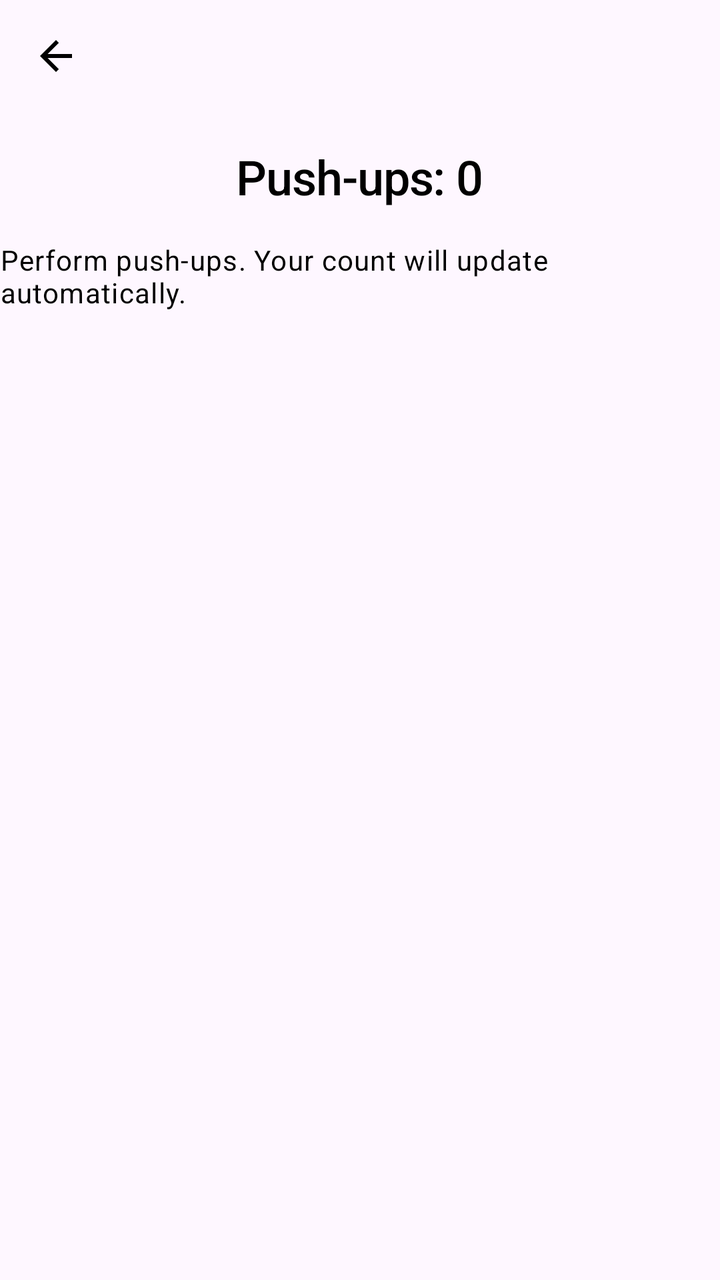
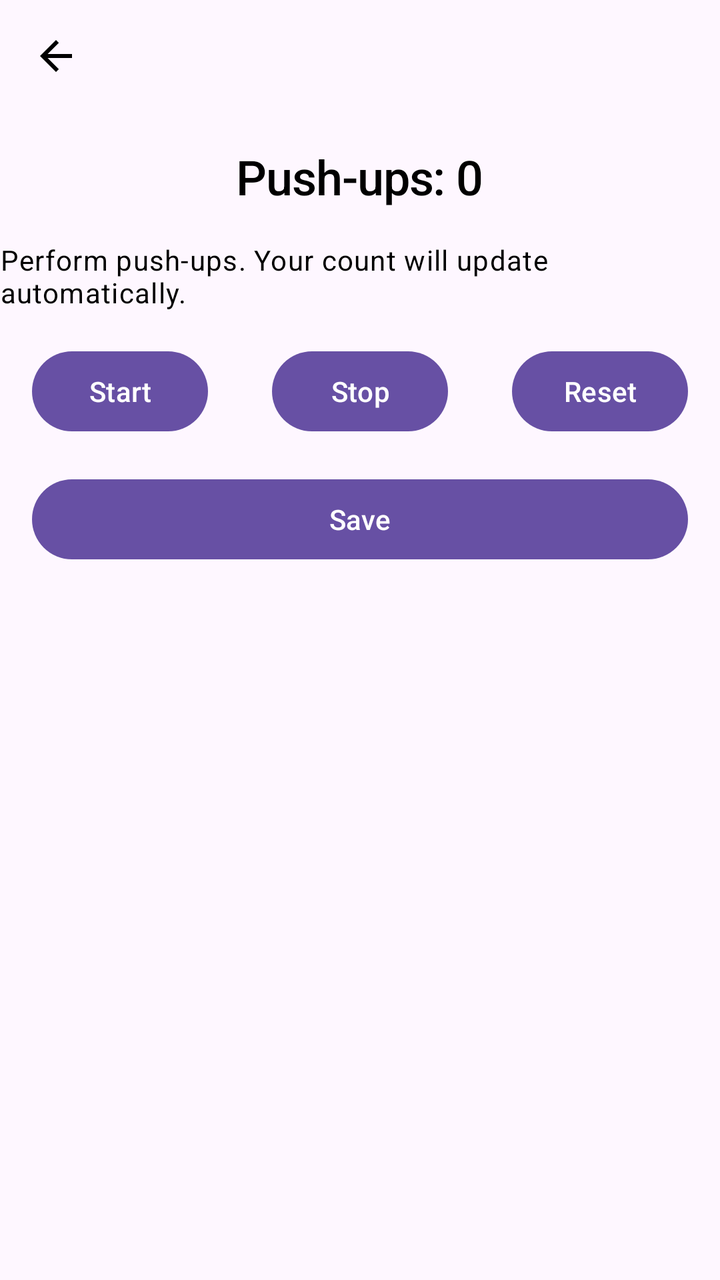

An Android layout rendered at two revisions. The XML below is the earlier revision; the diff shows what the commit changed to produce the second picture.
<!-- AndroidManifest.xml: application theme Theme.Boxy -->
<!-- res/layout/fragment_push_up_counter.xml -->
<?xml version="1.0" encoding="utf-8"?>
<androidx.constraintlayout.widget.ConstraintLayout
    xmlns:android="http://schemas.android.com/apk/res/android"
    xmlns:app="http://schemas.android.com/apk/res-auto"
    android:layout_width="match_parent"
    android:layout_height="match_parent">

    
    <ImageButton
        android:id="@+id/btn_back"
        android:layout_width="wrap_content"
        android:layout_height="wrap_content"
        android:layout_margin="16dp"
        android:background="?attr/selectableItemBackgroundBorderless"
        android:src="@drawable/ic_arrow_back"
        app:layout_constraintStart_toStartOf="parent"
        app:layout_constraintTop_toTopOf="parent" />

    
    <TextView
        android:id="@+id/tv_pushup_count"
        android:layout_width="wrap_content"
        android:layout_height="wrap_content"
        android:text="Push-ups: 0"
        android:textAppearance="@style/TextAppearance.App.Headline1"
        app:layout_constraintTop_toBottomOf="@id/btn_back"
        app:layout_constraintStart_toStartOf="parent"
        app:layout_constraintEnd_toEndOf="parent"
        android:layout_marginTop="32dp"/>

    
    <TextView
        android:id="@+id/tv_instructions"
        android:layout_width="wrap_content"
        android:layout_height="wrap_content"
        android:text="Perform push-ups. Your count will update automatically."
        android:textAppearance="@style/TextAppearance.App.Body1"
        app:layout_constraintTop_toBottomOf="@+id/tv_pushup_count"
        app:layout_constraintStart_toStartOf="parent"
        app:layout_constraintEnd_toEndOf="parent"
        android:layout_marginTop="16dp"/>
</androidx.constraintlayout.widget.ConstraintLayout>
<!-- resources referenced by this layout -->
<resources>
  <!-- drawable ic_arrow_back (drawable) -->
  <vector xmlns:android="http://schemas.android.com/apk/res/android"
      android:width="24dp"
      android:height="24dp"
      android:viewportWidth="24"
      android:viewportHeight="24">
      <path
          android:fillColor="#FF000000"
          android:pathData="M20,11H7.83l5.59,-5.59L12,4l-8,8 8,8 1.41,-1.41L7.83,13H20v-2z"/>
  </vector>
  <style name="TextAppearance.App.Body1" parent="TextAppearance.MaterialComponents.Body1">
          <item name="fontFamily">sans-serif</item>
          <item name="android:textSize">14sp</item>
          <item name="android:textColor">@color/black</item>
      </style>
  <style name="TextAppearance.App.Headline1" parent="TextAppearance.MaterialComponents.Headline1">
          <item name="fontFamily">sans-serif-medium</item>
          <item name="android:textSize">24sp</item>
          <item name="android:textColor">@color/black</item>
      </style>
  <style name="Theme.Boxy" parent="Base.Theme.Boxy" />
  <color name="black">#FF000000</color>
  <style name="Base.Theme.Boxy" parent="Theme.Material3.DayNight.NoActionBar">
          
          
      </style>
</resources>

<!-- the commit's change to res/layout/fragment_push_up_counter.xml (unified diff, before → after) -->
@@ -35,8 +35,51 @@
         android:layout_height="wrap_content"
         android:text="Perform push-ups. Your count will update automatically."
         android:textAppearance="@style/TextAppearance.App.Body1"
-        app:layout_constraintTop_toBottomOf="@+id/tv_pushup_count"
+        app:layout_constraintTop_toBottomOf="@id/tv_pushup_count"
         app:layout_constraintStart_toStartOf="parent"
         app:layout_constraintEnd_toEndOf="parent"
         android:layout_marginTop="16dp"/>
+
+    
+    <Button
+        android:id="@+id/btn_start"
+        android:layout_width="0dp"
+        android:layout_height="wrap_content"
+        android:text="Start"
+        app:layout_constraintTop_toBottomOf="@id/tv_instructions"
+        app:layout_constraintStart_toStartOf="parent"
+        app:layout_constraintEnd_toStartOf="@id/btn_stop"
+        android:layout_margin="16dp"/>
+
+    <Button
+        android:id="@+id/btn_stop"
+        android:layout_width="0dp"
+        android:layout_height="wrap_content"
+        android:text="Stop"
+        app:layout_constraintTop_toBottomOf="@id/tv_instructions"
+        app:layout_constraintStart_toEndOf="@id/btn_start"
+        app:layout_constraintEnd_toStartOf="@id/btn_reset"
+        android:layout_margin="16dp"/>
+
+    <Button
+        android:id="@+id/btn_reset"
+        android:layout_width="0dp"
+        android:layout_height="wrap_content"
+        android:text="Reset"
+        app:layout_constraintTop_toBottomOf="@id/tv_instructions"
+        app:layout_constraintStart_toEndOf="@id/btn_stop"
+        app:layout_constraintEnd_toEndOf="parent"
+        android:layout_margin="16dp"/>
+
+    
+    <Button
+        android:id="@+id/btn_save"
+        android:layout_width="0dp"
+        android:layout_height="wrap_content"
+        android:text="Save"
+        app:layout_constraintTop_toBottomOf="@id/btn_reset"
+        app:layout_constraintStart_toStartOf="parent"
+        app:layout_constraintEnd_toEndOf="parent"
+        android:layout_margin="16dp"/>
+
 </androidx.constraintlayout.widget.ConstraintLayout>
